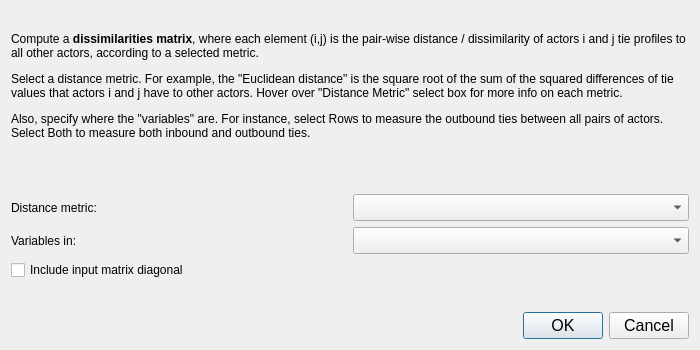
Qt form src/forms/dialogdissimilarities.ui (socnetv/app) before a commit.
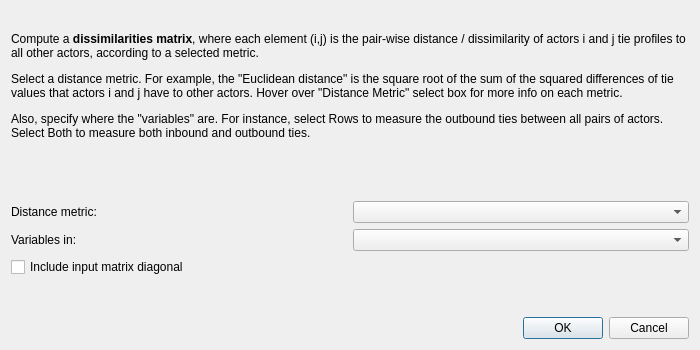
The same form after that commit.

Commit message: fixed (reset) font family and font-sizes in all dialogs (once again...)

```diff
--- a/src/forms/dialogdissimilarities.ui
+++ b/src/forms/dialogdissimilarities.ui
@@ -37,11 +37,6 @@
   <layout class="QGridLayout" name="gridLayout">
    <item row="6" column="1">
     <widget class="QDialogButtonBox" name="buttonBox">
-     <property name="font">
-      <font>
-       <pointsize>12</pointsize>
-      </font>
-     </property>
      <property name="orientation">
       <enum>Qt::Horizontal</enum>
      </property>
@@ -67,11 +62,6 @@
          <height>0</height>
         </size>
        </property>
-       <property name="font">
-        <font>
-         <pointsize>12</pointsize>
-        </font>
-       </property>
        <property name="focusPolicy">
         <enum>Qt::StrongFocus</enum>
        </property>
@@ -124,11 +114,6 @@
          <height>0</height>
         </size>
        </property>
-       <property name="font">
-        <font>
-         <pointsize>12</pointsize>
-        </font>
-       </property>
        <property name="focusPolicy">
         <enum>Qt::StrongFocus</enum>
        </property>
```
The commit also changes 14 other files.
